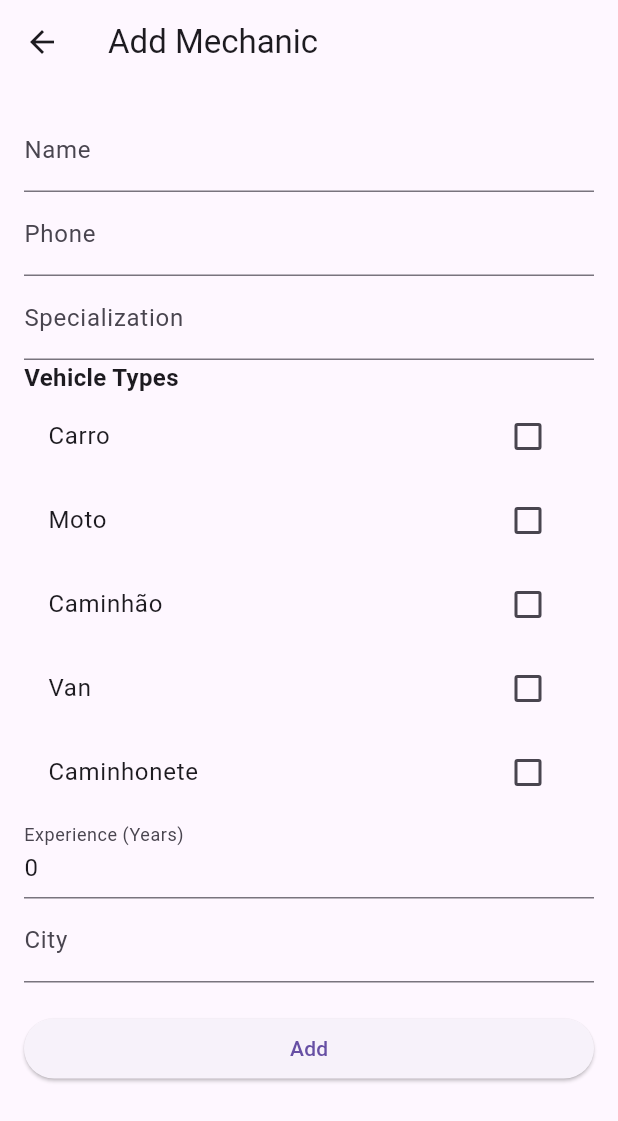
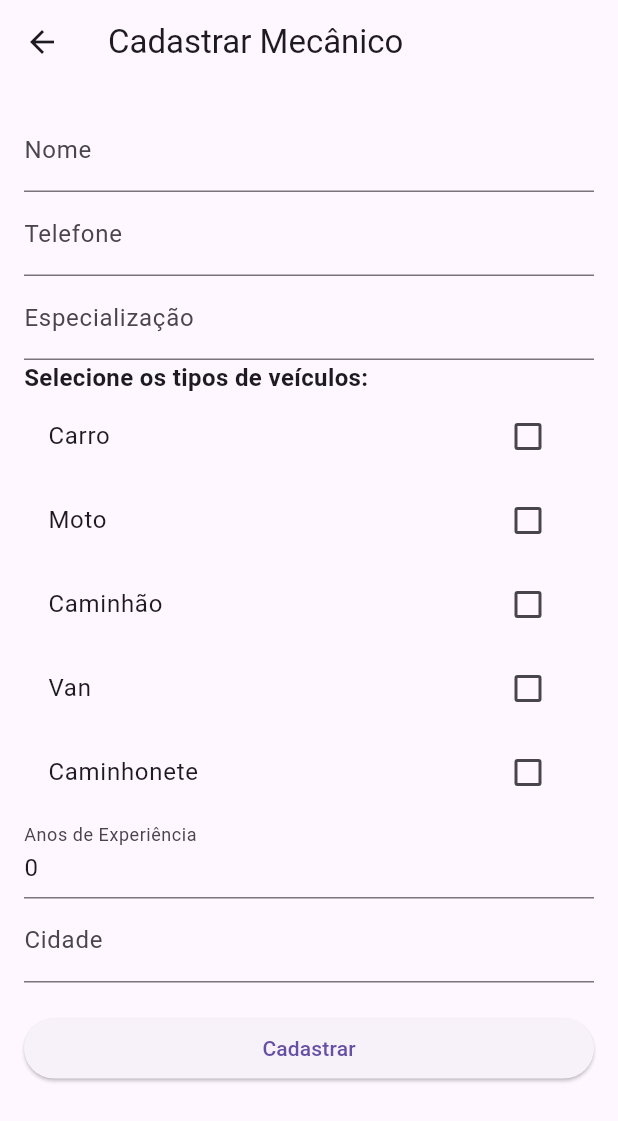
Before and after one commit to equipe-6-5-semestre/mechanic_buddy, a Flutter app: the MechanicForm screen opened directly with empty values, on a phone screen of 412 x 824 dp. Shown: the top 1121 px of the screen. Run offline on Flutter 3.47's test engine with Material 3 defaults, Android fonts, the phone set to English and light mode, and no system bars; our stand-ins replace sqflite; accounts and stored records are empty.

Commit message:
Feat: traduções e ajustes finais

```diff
--- a/lib/db/database_helper.dart
+++ b/lib/db/database_helper.dart
@@ -65,12 +65,11 @@ class DatabaseHelper {
     return await db.insert('mechanics', mechanic.toMap());
   }
 
-  Future<List<Mechanic>> getMechanics(int userId) async {
+  Future<List<Mechanic>> getMechanics() async {
     Database db = await database;
     List<Map<String, dynamic>> maps = await db.query(
       'mechanics',
-      where: 'user_id = ?',
-      whereArgs: [userId],
+      orderBy: 'name',
     );
     return List.generate(maps.length, (i) {
       return Mechanic.fromMap(maps[i]);
@@ -85,12 +84,12 @@ class DatabaseHelper {
     });
   }
 
-  Future<List<Mechanic>> getMechanicsByVehicleType(int userId, String vehicleType) async {
+  Future<List<Mechanic>> getMechanicsByVehicleType(String vehicleType) async {
     Database db = await database;
     List<Map<String, dynamic>> maps = await db.query(
       'mechanics',
-      where: 'user_id = ? AND vehicle_types LIKE ?',
-      whereArgs: [userId, '%$vehicleType%'],
+      where: 'vehicle_types LIKE ?',
+      whereArgs: ['%$vehicleType%'],
     );
     return List.generate(maps.length, (i) {
       return Mechanic.fromMap(maps[i]);
--- a/lib/src/pages/mechanics/mechanic.dart
+++ b/lib/src/pages/mechanics/mechanic.dart
@@ -38,9 +38,9 @@ class Mechanic {
       name: map['name'],
       phone: map['phone'],
       specialization: map['specialization'],
-      vehicleTypes: map['vehicle_types'].split(','), // Convert back to List<String>
-      experience: map['experience'],
-      city: map['city'],
+      vehicleTypes: map['vehicle_types']?.split(',') ?? [], // Convert back to List<String>
+      experience: map['experience'] ?? 0,
+      city: map['city'] ?? '',
       userId: map['user_id'],
     );
   }
--- a/lib/src/pages/mechanics/mechanic_details_page.dart
+++ b/lib/src/pages/mechanics/mechanic_details_page.dart
@@ -30,7 +30,7 @@ class _MechanicDetailsPageState extends State<MechanicDetailsPage> {
       await launch(url);
     } else {
       ScaffoldMessenger.of(context).showSnackBar(
-        SnackBar(content: Text('Could not launch WhatsApp')),
+        SnackBar(content: Text('Não foi possivel abrir o WhatsApp')),
       );
     }
   }
@@ -47,19 +47,19 @@ class _MechanicDetailsPageState extends State<MechanicDetailsPage> {
           crossAxisAlignment: CrossAxisAlignment.start,
           children: [
             Text(
-              'Mechanic Information',
+              'Informacões do Mecânico',
               style: TextStyle(fontSize: 20, fontWeight: FontWeight.bold),
             ),
             SizedBox(height: 10),
-            Text('Name: ${widget.mechanic.name}'),
-            Text('Phone: ${widget.mechanic.phone}'),
-            Text('Specialization: ${widget.mechanic.specialization}'),
-            Text('Vehicle Types: ${widget.mechanic.vehicleTypes.join(', ')}'),
-            Text('Experience: ${widget.mechanic.experience} years'),
-            Text('City: ${widget.mechanic.city}'),
+            Text('Nome: ${widget.mechanic.name}'),
+            Text('Telefone: ${widget.mechanic.phone}'),
+            Text('Especialização: ${widget.mechanic.specialization}'),
+            Text('Tipos de veículos: ${widget.mechanic.vehicleTypes.join(', ')}'),
+            Text('Experiência: ${widget.mechanic.experience} years'),
+            Text('Cidade: ${widget.mechanic.city}'),
             SizedBox(height: 20),
             Text(
-              'Services Offered',
+              'Serviços Oferecidos',
               style: TextStyle(fontSize: 20, fontWeight: FontWeight.bold),
             ),
             SizedBox(height: 10),
@@ -72,7 +72,7 @@ class _MechanicDetailsPageState extends State<MechanicDetailsPage> {
                   } else if (snapshot.hasError) {
                     return Center(child: Text('Error: ${snapshot.error}'));
                   } else if (!snapshot.hasData || snapshot.data!.isEmpty) {
-                    return Center(child: Text('No services found'));
+                    return Center(child: Text('Nenhum serviço encontrado'));
                   } else {
                     return ListView.builder(
                       itemCount: snapshot.data!.length,
--- a/lib/src/pages/mechanics/mechanic_form.dart
+++ b/lib/src/pages/mechanics/mechanic_form.dart
@@ -55,7 +55,7 @@ class _MechanicFormState extends State<MechanicForm> {
   Widget build(BuildContext context) {
     return Scaffold(
       appBar: AppBar(
-        title: Text(widget.mechanic == null ? 'Add Mechanic' : 'Edit Mechanic'),
+        title: Text(widget.mechanic == null ? 'Cadastrar Mecânico' : 'Atualizar Mecânico'),
       ),
       body: Padding(
         padding: EdgeInsets.all(16.0),
@@ -65,10 +65,10 @@ class _MechanicFormState extends State<MechanicForm> {
             children: [
               TextFormField(
                 initialValue: _name,
-                decoration: InputDecoration(labelText: 'Name'),
+                decoration: InputDecoration(labelText: 'Nome'),
                 validator: (value) {
                   if (value == null || value.isEmpty) {
-                    return 'Please enter name';
+                    return 'Por favor, insira seu nome';
                   }
                   return null;
                 },
@@ -78,10 +78,10 @@ class _MechanicFormState extends State<MechanicForm> {
               ),
               TextFormField(
                 initialValue: _phone,
-                decoration: InputDecoration(labelText: 'Phone'),
+                decoration: InputDecoration(labelText: 'Telefone'),
                 validator: (value) {
                   if (value == null || value.isEmpty) {
-                    return 'Please enter phone';
+                    return 'Por favor, insira seu telefone';
                   }
                   return null;
                 },
@@ -91,10 +91,10 @@ class _MechanicFormState extends State<MechanicForm> {
               ),
               TextFormField(
                 initialValue: _specialization,
-                decoration: InputDecoration(labelText: 'Specialization'),
+                decoration: InputDecoration(labelText: 'Especialização'),
                 validator: (value) {
                   if (value == null || value.isEmpty) {
-                    return 'Please enter specialization';
+                    return 'Por favor, insira sua especialização';
                   }
                   return null;
                 },
@@ -103,7 +103,7 @@ class _MechanicFormState extends State<MechanicForm> {
                 },
               ),
               Text(
-                'Vehicle Types',
+                'Selecione os tipos de veículos:',
                 style: TextStyle(fontSize: 16, fontWeight: FontWeight.bold),
               ),
               ..._allVehicleTypes.map((type) {
@@ -123,11 +123,11 @@ class _MechanicFormState extends State<MechanicForm> {
               }).toList(),
               TextFormField(
                 initialValue: _experience.toString(),
-                decoration: InputDecoration(labelText: 'Experience (Years)'),
+                decoration: InputDecoration(labelText: 'Anos de Experiência'),
                 keyboardType: TextInputType.number,
                 validator: (value) {
                   if (value == null || value.isEmpty) {
-                    return 'Please enter experience';
+                    return 'Por favor, insira sua experiencia';
                   }
                   return null;
                 },
@@ -137,10 +137,10 @@ class _MechanicFormState extends State<MechanicForm> {
               ),
               TextFormField(
                 initialValue: _city,
-                decoration: InputDecoration(labelText: 'City'),
+                decoration: InputDecoration(labelText: 'Cidade'),
                 validator: (value) {
                   if (value == null || value.isEmpty) {
-                    return 'Please enter city';
+                    return 'Por favor, insira sua cidade';
                   }
                   return null;
                 },
@@ -182,7 +182,7 @@ class _MechanicFormState extends State<MechanicForm> {
                     Navigator.pop(context, true);
                   }
                 },
-                child: Text(widget.mechanic == null ? 'Add' : 'Update'),
+                child: Text(widget.mechanic == null ? 'Cadastrar' : 'Atualizar'),
               ),
             ],
           ),
```
Also changed, not shown: lib/src/pages/mechanics/mechanic_list.dart (+47 -70 lines), lib/src/pages/users/login_page.dart (+15 -15 lines), lib/src/pages/users/profile_page.dart (+72 -19 lines).
